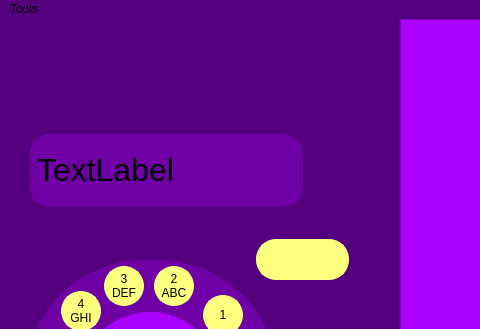
Before: the Qt Designer form mainwindow.ui in JMielbrecht-Class-Projects/Lab3_CSC3220_Dialer_JMielbrecht, drawn with Qt 5; both pictures show x 0 to 480 and y 0 to 329 of the 800 by 600 pixel window.
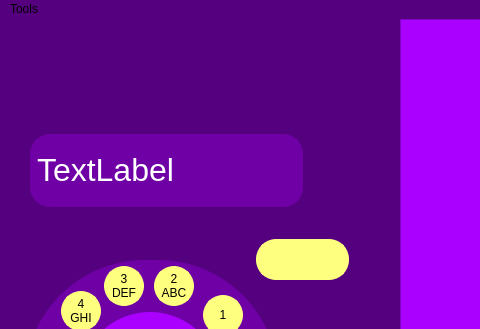
After: the same form once the commit is applied. Icons and pictures are not drawn.

Commit message:
Everything but "dial" dialog
Everything's finished except the "dialing..." dialog box that pops up when the phone icon is pressed

```diff
--- a/mainwindow.ui
+++ b/mainwindow.ui
@@ -10,6 +10,124 @@
     <height>600</height>
    </rect>
   </property>
+  <property name="palette">
+   <palette>
+    <active>
+     <colorrole role="Button">
+      <brush brushstyle="SolidPattern">
+       <color alpha="255">
+        <red>85</red>
+        <green>0</green>
+        <blue>127</blue>
+       </color>
+      </brush>
+     </colorrole>
+     <colorrole role="Base">
+      <brush brushstyle="SolidPattern">
+       <color alpha="255">
+        <red>85</red>
+        <green>0</green>
+        <blue>127</blue>
+       </color>
+      </brush>
+     </colorrole>
+     <colorrole role="Window">
+      <brush brushstyle="SolidPattern">
+       <color alpha="255">
+        <red>85</red>
+        <green>0</green>
+        <blue>127</blue>
+       </color>
+      </brush>
+     </colorrole>
+     <colorrole role="ToolTipText">
+      <brush brushstyle="SolidPattern">
+       <color alpha="255">
+        <red>255</red>
+        <green>255</green>
+        <blue>255</blue>
+       </color>
+      </brush>
+     </colorrole>
+    </active>
+    <inactive>
+     <colorrole role="Button">
+      <brush brushstyle="SolidPattern">
+       <color alpha="255">
+        <red>85</red>
+        <green>0</green>
+        <blue>127</blue>
+       </color>
+      </brush>
+     </colorrole>
+     <colorrole role="Base">
+      <brush brushstyle="SolidPattern">
+       <color alpha="255">
+        <red>85</red>
+        <green>0</green>
+        <blue>127</blue>
+       </color>
+      </brush>
+     </colorrole>
+     <colorrole role="Window">
+      <brush brushstyle="SolidPattern">
+       <color alpha="255">
+        <red>85</red>
+        <green>0</green>
+        <blue>127</blue>
+       </color>
+      </brush>
+     </colorrole>
+     <colorrole role="ToolTipText">
+      <brush brushstyle="SolidPattern">
+       <color alpha="255">
+        <red>255</red>
+        <green>255</green>
+        <blue>255</blue>
+       </color>
+      </brush>
+     </colorrole>
+    </inactive>
+    <disabled>
+     <colorrole role="Button">
+      <brush brushstyle="SolidPattern">
+       <color alpha="255">
+        <red>85</red>
+        <green>0</green>
+        <blue>127</blue>
+       </color>
+      </brush>
+     </colorrole>
+     <colorrole role="Base">
+      <brush brushstyle="SolidPattern">
+       <color alpha="255">
+        <red>85</red>
+        <green>0</green>
+        <blue>127</blue>
+       </color>
+      </brush>
+     </colorrole>
+     <colorrole role="Window">
+      <brush brushstyle="SolidPattern">
+       <color alpha="255">
+        <red>85</red>
+        <green>0</green>
+        <blue>127</blue>
+       </color>
+      </brush>
+     </colorrole>
+     <colorrole role="ToolTipText">
+      <brush brushstyle="SolidPattern">
+       <color alpha="255">
+        <red>255</red>
+        <green>255</green>
+        <blue>255</blue>
+       </color>
+      </brush>
+     </colorrole>
+    </disabled>
+   </palette>
+  </property>
   <property name="font">
    <font>
     <family>MS Shell Dlg 2</family>
@@ -53,6 +171,178 @@
       <height>61</height>
      </rect>
     </property>
+    <property name="palette">
+     <palette>
+      <active>
+       <colorrole role="WindowText">
+        <brush brushstyle="SolidPattern">
+         <color alpha="255">
+          <red>255</red>
+          <green>255</green>
+          <blue>255</blue>
+         </color>
+        </brush>
+       </colorrole>
+       <colorrole role="Button">
+        <brush brushstyle="SolidPattern">
+         <color alpha="255">
+          <red>110</red>
+          <green>0</green>
+          <blue>165</blue>
+         </color>
+        </brush>
+       </colorrole>
+       <colorrole role="Text">
+        <brush brushstyle="SolidPattern">
+         <color alpha="255">
+          <red>0</red>
+          <green>0</green>
+          <blue>0</blue>
+         </color>
+        </brush>
+       </colorrole>
+       <colorrole role="Base">
+        <brush brushstyle="SolidPattern">
+         <color alpha="255">
+          <red>110</red>
+          <green>0</green>
+          <blue>165</blue>
+         </color>
+        </brush>
+       </colorrole>
+       <colorrole role="Window">
+        <brush brushstyle="SolidPattern">
+         <color alpha="255">
+          <red>110</red>
+          <green>0</green>
+          <blue>165</blue>
+         </color>
+        </brush>
+       </colorrole>
+       <colorrole role="PlaceholderText">
+        <brush brushstyle="SolidPattern">
+         <color alpha="128">
+          <red>255</red>
+          <green>255</green>
+          <blue>255</blue>
+         </color>
+        </brush>
+       </colorrole>
+      </active>
+      <inactive>
+       <colorrole role="WindowText">
+        <brush brushstyle="SolidPattern">
+         <color alpha="255">
+          <red>255</red>
+          <green>255</green>
+          <blue>255</blue>
+         </color>
+        </brush>
+       </colorrole>
+       <colorrole role="Button">
+        <brush brushstyle="SolidPattern">
+         <color alpha="255">
+          <red>110</red>
+          <green>0</green>
+          <blue>165</blue>
+         </color>
+        </brush>
+       </colorrole>
+       <colorrole role="Text">
+        <brush brushstyle="SolidPattern">
+         <color alpha="255">
+          <red>0</red>
+          <green>0</green>
+          <blue>0</blue>
+         </color>
+        </brush>
+       </colorrole>
+       <colorrole role="Base">
+        <brush brushstyle="SolidPattern">
+         <color alpha="255">
+          <red>110</red>
+          <green>0</green>
+          <blue>165</blue>
+         </color>
+        </brush>
+       </colorrole>
+       <colorrole role="Window">
+        <brush brushstyle="SolidPattern">
+         <color alpha="255">
+          <red>110</red>
+          <green>0</green>
+          <blue>165</blue>
+         </color>
+        </brush>
+       </colorrole>
+       <colorrole role="PlaceholderText">
+        <brush brushstyle="SolidPattern">
+         <color alpha="128">
+          <red>255</red>
+          <green>255</green>
+          <blue>255</blue>
+         </color>
+        </brush>
+       </colorrole>
+      </inactive>
+      <disabled>
+       <colorrole role="WindowText">
+        <brush brushstyle="SolidPattern">
+         <color alpha="255">
+          <red>120</red>
+          <green>120</green>
+          <blue>120</blue>
+         </color>
+        </brush>
+       </colorrole>
+       <colorrole role="Button">
+        <brush brushstyle="SolidPattern">
+         <color alpha="255">
+          <red>110</red>
+          <green>0</green>
+          <blue>165</blue>
+         </color>
+        </brush>
+       </colorrole>
+       <colorrole role="Text">
+        <brush brushstyle="SolidPattern">
+         <color alpha="255">
+          <red>120</red>
+          <green>120</green>
+          <blue>120</blue>
+         </color>
+        </brush>
+       </colorrole>
+       <colorrole role="Base">
+        <brush brushstyle="SolidPattern">
+         <color alpha="255">
+          <red>110</red>
+          <green>0</green>
+          <blue>165</blue>
+         </color>
+        </brush>
+       </colorrole>
+       <colorrole role="Window">
+        <brush brushstyle="SolidPattern">
+         <color alpha="255">
+          <red>110</red>
+          <green>0</green>
+          <blue>165</blue>
+         </color>
+        </brush>
+       </colorrole>
+       <colorrole role="PlaceholderText">
+        <brush brushstyle="SolidPattern">
+         <color alpha="128">
+          <red>0</red>
+          <green>0</green>
+          <blue>0</blue>
+         </color>
+        </brush>
+       </colorrole>
+      </disabled>
+     </palette>
+    </property>
     <property name="font">
      <font>
       <pointsize>24</pointsize>
```
Left out of the diff: 2 changed lines with no effect on the pictures. The commit also changes 2 other files.
